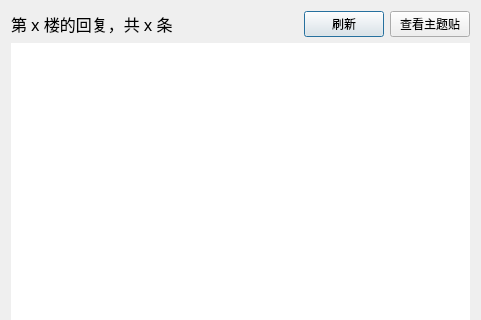
Qt form src/resf/reply_comments.ui (clb-128258/TiebaDesktop) before a commit; both pictures show x 0 to 481 and y 0 to 320 of the 481 by 573 pixel window.
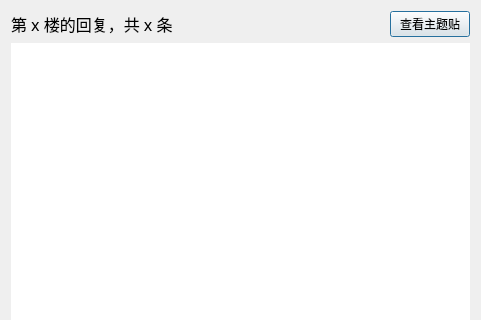
The same form after that commit.

```diff
--- a/src/resf/reply_comments.ui
+++ b/src/resf/reply_comments.ui
@@ -13,14 +13,7 @@
   <property name="windowTitle">
    <string>楼中楼回复</string>
   </property>
-  <layout class="QGridLayout" name="gridLayout" rowstretch="0,0,0" columnstretch="0,0,0,0">
-   <item row="1" column="2">
-    <widget class="QPushButton" name="pushButton_2">
-     <property name="text">
-      <string>刷新</string>
-     </property>
-    </widget>
-   </item>
+  <layout class="QGridLayout" name="gridLayout" rowstretch="0,0,0" columnstretch="0,0,0">
    <item row="1" column="1">
     <spacer name="horizontalSpacer">
      <property name="orientation">
@@ -47,14 +40,7 @@
      </property>
     </widget>
    </item>
-   <item row="1" column="3">
-    <widget class="QPushButton" name="pushButton">
-     <property name="text">
-      <string>查看主题贴</string>
-     </property>
-    </widget>
-   </item>
-   <item row="2" column="0" colspan="4">
+   <item row="2" column="0" colspan="3">
     <widget class="QListWidget" name="listWidget">
      <property name="frameShape">
       <enum>QFrame::NoFrame</enum>
@@ -76,6 +62,13 @@
      </property>
     </widget>
    </item>
+   <item row="1" column="2">
+    <widget class="QPushButton" name="pushButton">
+     <property name="text">
+      <string>查看主题贴</string>
+     </property>
+    </widget>
+   </item>
   </layout>
  </widget>
  <resources/>
```
